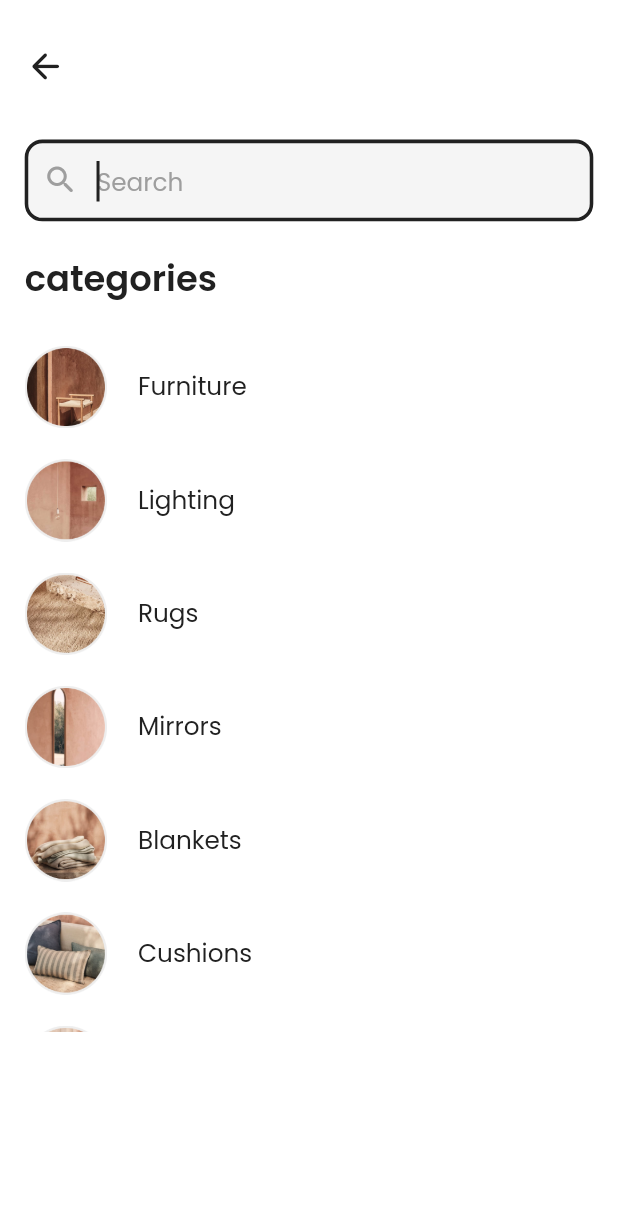
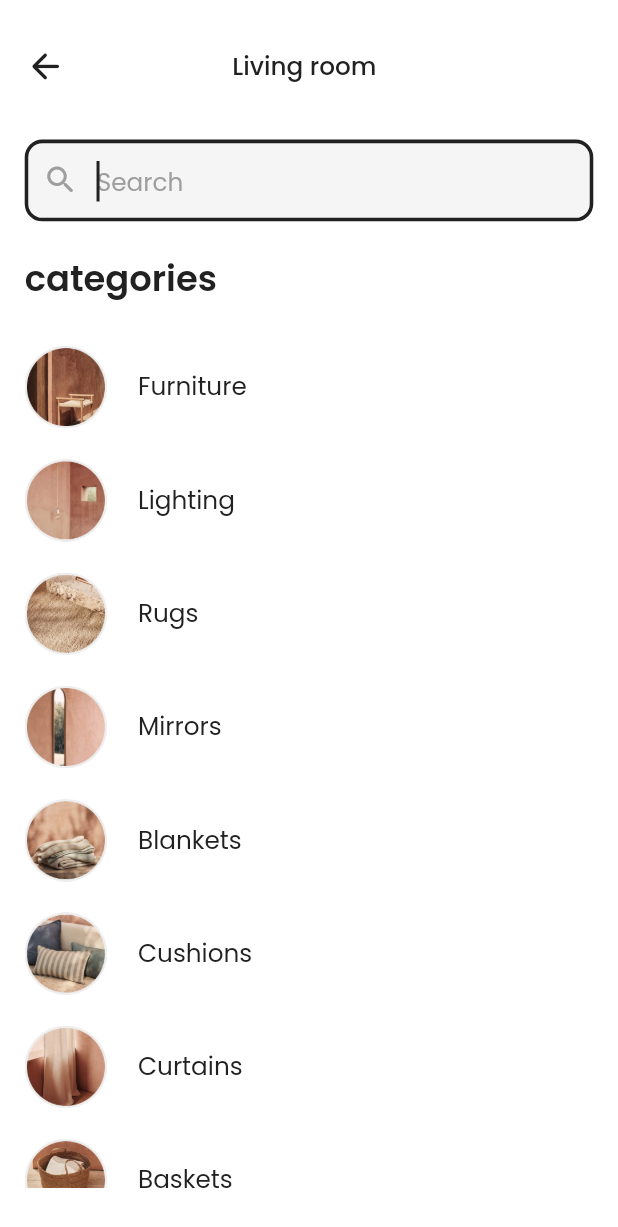
Before and after one commit to panchaniurvisha/ulmo_e_commerce, a Flutter app: the CategoriesScreen screen opened directly, on a phone screen of 412 x 824 dp. Shown: the top 1227 px of the screen. Run offline on Flutter 3.47's test engine with Material 2 defaults, Android fonts, the phone set to English and light mode, and no system bars; our stand-ins replace cloud_firestore, firebase_auth, firebase_core, firebase_storage, flutter_rating_bar, fluttertoast and 4 more; accounts and stored records are empty.

Commit message:
"14/7/2023"

```diff
--- a/lib/res/common/app_image_outline_button.dart
+++ b/lib/res/common/app_image_outline_button.dart
@@ -5,7 +5,9 @@ import 'package:ulmo_e_commerce_app/res/constant/app_colors.dart';
 class AppImageOutLineButton extends StatelessWidget {
   final String? text;
   final String? image;
-  const AppImageOutLineButton({super.key, this.image, this.text});
+  final void Function()? onPressed;
+  const AppImageOutLineButton(
+      {super.key, this.image, this.text, this.onPressed});
 
   @override
   Widget build(BuildContext context) {
@@ -16,7 +18,7 @@ class AppImageOutLineButton extends StatelessWidget {
       child: OutlinedButton(
         style: const ButtonStyle(
             backgroundColor: MaterialStatePropertyAll(AppColors.white)),
-        onPressed: () {},
+        onPressed: onPressed!,
         child: Row(
           mainAxisAlignment: MainAxisAlignment.center,
           children: [
--- a/lib/res/constant/app_string.dart
+++ b/lib/res/constant/app_string.dart
@@ -55,7 +55,7 @@ class AppString {
   static const resetPassword = "Reset Password";
 
   ///categories screen
-  static const room = "Living room";
+  static const titleOfLivingRoom = "Living room";
   static const categories = "categories";
   static const furniture = "Furniture";
   static const lighting = "Lighting";
--- a/lib/utils/routes/app_routes.dart
+++ b/lib/utils/routes/app_routes.dart
@@ -5,6 +5,8 @@ import '../../view/account_screen.dart';
 import '../../view/address_book_screen.dart';
 import '../../view/address_screen.dart';
 import '../../view/beg_screen.dart';
+import '../../view/bottom_bar/bottom_screen.dart';
+import '../../view/catalog_screen.dart';
 import '../../view/categories_screen.dart';
 import '../../view/contact_info_editing_screen.dart';
 import '../../view/delivery_address.dart';
@@ -73,4 +75,6 @@ Map<String, WidgetBuilder> appRoutes = {
   RoutesName.savedItemsScreen: (context) => const SavedItemsScreen(),
   RoutesName.myOrderScreen: (context) => const MyOrderScreen(),
   RoutesName.orderScreen: (context) => const OrderScreen(),
+  RoutesName.bottomScreen: (context) => const BottomScreen(),
+  RoutesName.catalogScreen: (context) => const CatalogScreen(),
 };
--- a/lib/utils/routes/routes_name.dart
+++ b/lib/utils/routes/routes_name.dart
@@ -6,6 +6,7 @@ class RoutesName {
   static String forgotPasswordPage = "/ForgotPasswordPage";
   static String loginWithPhoneNumber = "/LoginWithPhoneNumber";
   static String categoriesScreen = "/CategoriesScreen";
+  static String catalogScreen = "/CatalogScreen";
   static String sortScreen = "/SortScreen";
   static String filterScreen = "/FilterScreen";
   static String filterOptionsScreen = "/FilterOptionsScreen";
@@ -33,4 +34,5 @@ class RoutesName {
   static String savedItemsScreen = "/SavedItemsScreen";
   static String myOrderScreen = "/MyOrderScreen";
   static String orderScreen = "/OrderScreen";
+  static String bottomScreen = "/BottomScreen";
 }
--- a/lib/view/categories_screen.dart
+++ b/lib/view/categories_screen.dart
@@ -4,6 +4,8 @@ import 'package:ulmo_e_commerce_app/res/common/search_bar.dart';
 import 'package:ulmo_e_commerce_app/res/constant/app_colors.dart';
 import 'package:ulmo_e_commerce_app/res/constant/app_images.dart';
 import 'package:ulmo_e_commerce_app/res/constant/app_string.dart';
+
+import '../utils/routes/routes_name.dart';
 
 class CategoriesScreen extends StatefulWidget {
   const CategoriesScreen({Key? key}) : super(key: key);
@@ -38,7 +40,9 @@ class _CategoriesScreenState extends State<CategoriesScreen> {
             child: Column(
               crossAxisAlignment: CrossAxisAlignment.start,
               children: [
-                const RowAppBar(),
+                const RowAppBar(
+                  text: AppString.titleOfLivingRoom,
+                ),
                 const AppSearchBar(),
                 Text(
                   AppString.categories,
@@ -50,11 +54,17 @@ class _CategoriesScreenState extends State<CategoriesScreen> {
                   ),
                 ),
                 SizedBox(
-                  height: height / 1.7,
+                  height: height / 1.4,
                   child: ListView.separated(
                     padding: EdgeInsets.only(top: height / 30),
                     scrollDirection: Axis.vertical,
-                    itemBuilder: (context, index) => Row(
+                    itemBuilder: (context, index) => InkWell(
+                      onTap: () => index == 0
+                          ? Navigator.pushNamed(
+                              context, RoutesName.catalogScreen)
+                          : Navigator.pushNamed(
+                              context, RoutesName.categoriesScreen),
+                      child: Row(
                         children: [
                           Image.asset(
                             categories[index][AppString.image],
@@ -69,6 +79,7 @@ class _CategoriesScreenState extends State<CategoriesScreen> {
                                 fontFamily: AppString.appFontFamily,
                               )),
                         ],
+                      ),
                     ),
                     separatorBuilder: (context, index) => SizedBox(
                       height: height / 40,
--- a/lib/view/story_screen.dart
+++ b/lib/view/story_screen.dart
@@ -30,7 +30,7 @@ class _StoryScreenState extends State<StoryScreen> {
                 decoration: const BoxDecoration(
                     color: AppColors.skyWhite, shape: BoxShape.circle),
                 child: IconButton(
-                  onPressed: () {},
+                  onPressed: () => Navigator.pop(context),
                   icon: Icon(Icons.close, size: height / 30),
                 ),
               ),
```
Also changed, not shown: lib/main.dart (+6 -2 lines), lib/res/common/app_column.dart (+6 -2 lines), lib/view/catalog_screen.dart (+15 -3 lines), lib/view/home/home_screen.dart (+20 -4 lines), lib/view/product_page.dart (+9 -9 lines), lib/view/splash/splash_screen.dart (+8 -11 lines). Lines whose indentation alone changed are shown as unchanged.
